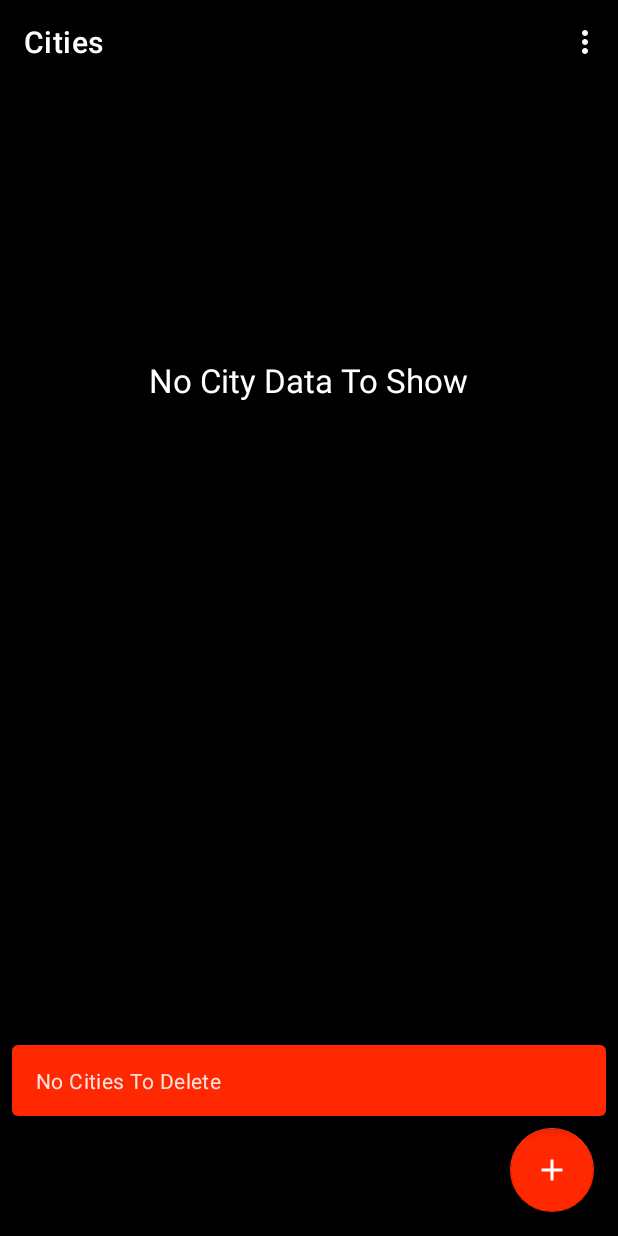
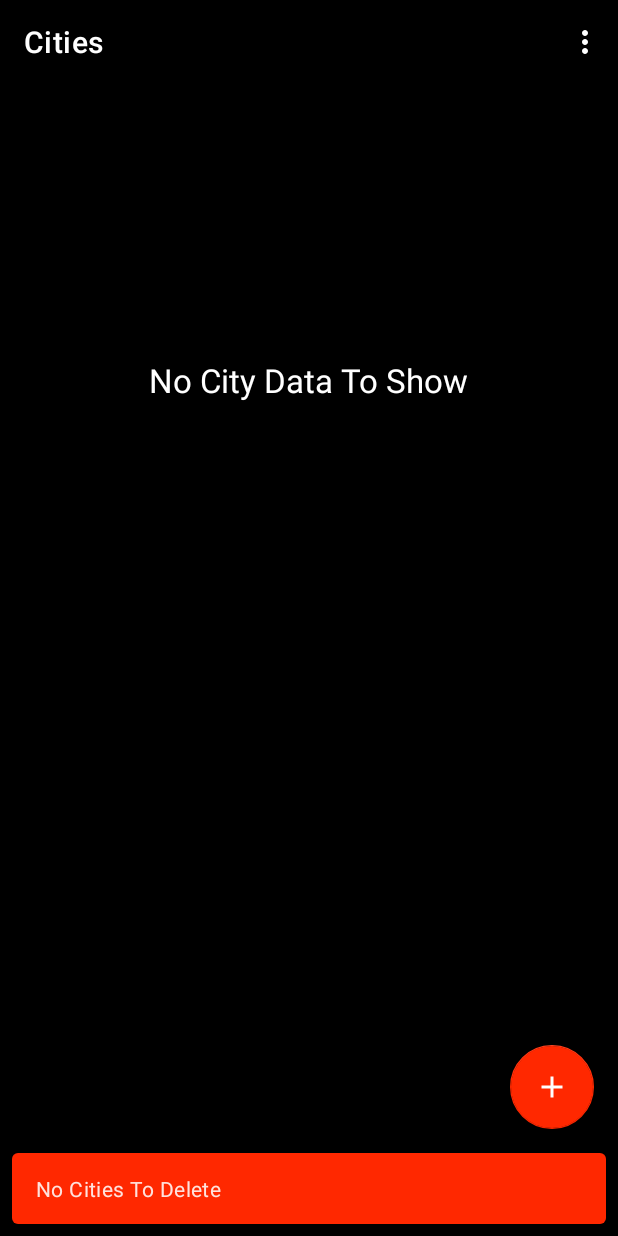
Before and after one commit to MPEROR-9102/Weather-2, an Android app: the screen it shows after launch (MainActivity), in the options menu, after a tap on "Delete All", on a phone screen of 412 x 824 dp. Run offline under Robolectric (Android 15) with nearby library versions, the phone set to English and light mode, and no system bars; our stand-ins replace Dagger/Hilt's generated code, Room's generated code, navigation-ui; pictures from the network do not load.

Commit message:
Bug Fixes - 1

```diff
--- a/app/src/main/java/com/example/weather/di/AppModule.kt
+++ b/app/src/main/java/com/example/weather/di/AppModule.kt
@@ -41,7 +41,6 @@ object AppModule {
         ).build()
 
     @Provides
-    @Singleton
     fun provideDao(locationDatabase: LocationDatabase): LocationDao =
         locationDatabase.getLocationDao()
 }
--- a/app/src/main/java/com/example/weather/location/LocationAdapter.kt
+++ b/app/src/main/java/com/example/weather/location/LocationAdapter.kt
@@ -11,8 +11,7 @@ import com.example.weather.api.LocationResponse
 import com.example.weather.databinding.LocationViewLayoutBinding
 
 class LocationAdapter(
-    private val ClickHandler: (LocationResponse) -> Unit,
-    private val LongClickHandler: (LocationResponse) -> Unit
+    private val itemListener: ItemListener
 ) : ListAdapter<LocationResponse, LocationAdapter.LocationViewHolder>(DIFF_CONFIG) {
 
     override fun onCreateViewHolder(parent: ViewGroup, viewType: Int): LocationViewHolder {
@@ -33,20 +32,14 @@ class LocationAdapter(
                 setOnClickListener {
                     val position = adapterPosition
                     if (position != RecyclerView.NO_POSITION) {
-                        val item = getItem(position)
-                        if (item != null) {
-                            ClickHandler(item)
-                        }
+                        itemListener.onItemClick(getItem(position))
                     }
                 }
 
                 setOnLongClickListener {
                     val position = adapterPosition
                     if (position != RecyclerView.NO_POSITION) {
-                        val item = getItem(position)
-                        if (item != null) {
-                            LongClickHandler(item)
-                        }
+                        itemListener.onItemLongClick(getItem(position))
                     }
                     return@setOnLongClickListener true
                 }
@@ -64,6 +57,11 @@ class LocationAdapter(
                 mainTextView.text = location.weather[0].main
             }
         }
+    }
+
+    interface ItemListener {
+        fun onItemClick(location: LocationResponse)
+        fun onItemLongClick(location: LocationResponse)
     }
 
     companion object {
--- a/app/src/main/java/com/example/weather/location/LocationFragment.kt
+++ b/app/src/main/java/com/example/weather/location/LocationFragment.kt
@@ -1,11 +1,8 @@
 package com.example.weather.location
 
 import android.app.AlertDialog
-import android.content.Context
-import android.content.IntentFilter
 import android.graphics.Color
 import android.graphics.drawable.ColorDrawable
-import android.net.ConnectivityManager
 import android.os.Bundle
 import android.view.LayoutInflater
 import android.view.View
@@ -30,7 +27,7 @@ import dagger.hilt.android.AndroidEntryPoint
 import javax.inject.Inject
 
 @AndroidEntryPoint
-class LocationFragment : Fragment() {
+class LocationFragment : Fragment(), LocationAdapter.ItemListener {
 
     private var _binding: FragmentLocationBinding? = null
     private val binding get() = _binding!!
@@ -40,14 +37,6 @@ class LocationFragment : Fragment() {
     private val viewModel by viewModels<LocationViewModel>()
     private lateinit var commonSnackBarWhite: Snackbar
     private lateinit var commonSnackBarRed: Snackbar
-
-    override fun onAttach(context: Context) {
-        super.onAttach(context)
-        context.registerReceiver(
-            weatherReceiver,
-            IntentFilter(ConnectivityManager.CONNECTIVITY_ACTION)
-        )
-    }
 
     override fun onCreateView(
         inflater: LayoutInflater, container: ViewGroup?,
@@ -74,9 +63,7 @@ class LocationFragment : Fragment() {
             }
         }
 
-        val locationAdapter = LocationAdapter(itemClickHandler) { location ->
-            showDeleteDialog(location.name)
-        }
+        val locationAdapter = LocationAdapter(this)
         binding.apply {
             locationsRecyclerView.layoutManager = LinearLayoutManager(requireContext())
             val itemDecoration = DividerItemDecoration(requireContext(), LinearLayout.VERTICAL)
@@ -112,7 +99,7 @@ class LocationFragment : Fragment() {
                             progressBar.isVisible = false
                             var statusInfo = "City Not Found"
                             if (resource.message != "HTTP 404 Not Found") {
-                                statusInfo = "Took Too Long To Respond"
+                                statusInfo = "Error Loading Cities"
                             }
                             commonSnackBarRed.setText(statusInfo).show()
                         }
@@ -175,12 +162,10 @@ class LocationFragment : Fragment() {
 
     override fun onStart() {
         super.onStart()
-        commonSnackBarWhite = Snackbar.make(binding.parentLayout, "", Snackbar.LENGTH_SHORT)
-            .setAnchorView(binding.addLocationButton)
+        commonSnackBarWhite = Snackbar.make(requireView(), "", Snackbar.LENGTH_SHORT)
             .setBackgroundTint(Color.WHITE)
             .setTextColor(resources.getColor(R.color.red))
-        commonSnackBarRed = Snackbar.make(binding.parentLayout, "", Snackbar.LENGTH_SHORT)
-            .setAnchorView(binding.addLocationButton)
+        commonSnackBarRed = Snackbar.make(requireView(), "", Snackbar.LENGTH_SHORT)
             .setBackgroundTint(resources.getColor(R.color.red))
             .setTextColor(Color.WHITE)
     }
@@ -190,9 +175,19 @@ class LocationFragment : Fragment() {
         _binding = null
     }
 
-    override fun onDetach() {
-        super.onDetach()
-        context?.unregisterReceiver(weatherReceiver)
+    override fun onItemClick(location: LocationResponse) {
+        Toast.makeText(requireContext(), location.name, Toast.LENGTH_LONG).show()
+    }
+
+    override fun onItemLongClick(location: LocationResponse) {
+        val builder = AlertDialog.Builder(requireContext())
+            .setTitle("Delete ${location.name}?")
+            .setPositiveButton("Delete") { _, _ ->
+                viewModel.deleteLocation(location.name)
+                commonSnackBarWhite.setText("${location.name} Deleted").show()
+            }
+            .setNeutralButton("Cancel") { _, _ -> }
+        builder.show()
     }
 
     private fun showLocationEntryDialog() {
@@ -214,17 +209,6 @@ class LocationFragment : Fragment() {
             .show()
     }
 
-    private fun showDeleteDialog(cityName: String) {
-        val builder = AlertDialog.Builder(requireContext())
-            .setTitle("Delete $cityName?")
-            .setPositiveButton("Delete") { _, _ ->
-                viewModel.deleteLocation(cityName)
-                commonSnackBarWhite.setText("$cityName Deleted").show()
-            }
-            .setNeutralButton("Cancel") { _, _ -> }
-        builder.show()
-    }
-
     private fun showDeleteAllDialog() {
         val builder = AlertDialog.Builder(requireContext())
             .setTitle("Delete All Cities?")
@@ -235,8 +219,4 @@ class LocationFragment : Fragment() {
             .setNeutralButton("Cancel") { _, _ -> }
         builder.show()
     }
-
-    private val itemClickHandler = fun(locationResponse: LocationResponse) {
-        Toast.makeText(requireContext(), locationResponse.name, Toast.LENGTH_LONG).show()
-    }
 }
--- a/app/src/main/res/layout/fragment_location.xml
+++ b/app/src/main/res/layout/fragment_location.xml
@@ -1,12 +1,16 @@
 <?xml version="1.0" encoding="utf-8"?>
-<androidx.constraintlayout.widget.ConstraintLayout xmlns:android="http://schemas.android.com/apk/res/android"
+<androidx.coordinatorlayout.widget.CoordinatorLayout xmlns:android="http://schemas.android.com/apk/res/android"
     xmlns:app="http://schemas.android.com/apk/res-auto"
     xmlns:tools="http://schemas.android.com/tools"
-    android:id="@+id/parentLayout"
     android:layout_width="match_parent"
     android:layout_height="match_parent"
     android:background="@color/black"
     tools:context=".location.LocationFragment">
+
+    <androidx.constraintlayout.widget.ConstraintLayout
+        android:layout_width="match_parent"
+        android:layout_height="match_parent"
+        android:layout_gravity="center">
 
         <TextView
             android:id="@+id/noCityDataTextView"
@@ -23,13 +27,13 @@
             app:layout_constraintVertical_bias=".3"
             tools:visibility="visible" />
 
+    </androidx.constraintlayout.widget.ConstraintLayout>
+
     <com.google.android.material.appbar.AppBarLayout
         android:id="@+id/appBarLayout"
         android:layout_width="match_parent"
         android:layout_height="wrap_content"
-        app:layout_constraintEnd_toEndOf="parent"
-        app:layout_constraintStart_toStartOf="parent"
-        app:layout_constraintTop_toTopOf="parent">
+        android:layout_gravity="top">
 
         <com.google.android.material.appbar.MaterialToolbar
             android:id="@+id/locationToolbar"
@@ -45,37 +49,30 @@
     <androidx.recyclerview.widget.RecyclerView
         android:id="@+id/locationsRecyclerView"
         android:layout_width="match_parent"
-        android:layout_height="0dp"
+        android:layout_height="match_parent"
         android:visibility="gone"
-        app:layout_constraintBottom_toBottomOf="parent"
-        app:layout_constraintEnd_toEndOf="parent"
-        app:layout_constraintStart_toStartOf="parent"
-        app:layout_constraintTop_toBottomOf="@+id/appBarLayout"
+        app:layout_behavior="@string/appbar_scrolling_view_behavior"
         tools:visibility="visible" />
 
     <com.google.android.material.floatingactionbutton.FloatingActionButton
         android:id="@+id/addLocationButton"
         android:layout_width="wrap_content"
         android:layout_height="wrap_content"
+        android:layout_gravity="end|bottom"
         android:layout_margin="16dp"
         android:backgroundTint="@color/red"
         android:contentDescription="@string/contentDesc"
         android:src="@drawable/ic_baseline_add_24"
         app:backgroundTint="@color/red"
-        app:layout_constraintBottom_toBottomOf="parent"
-        app:layout_constraintEnd_toEndOf="parent"
         app:tint="@color/white" />
 
     <ProgressBar
         android:id="@+id/progressBar"
         android:layout_width="wrap_content"
         android:layout_height="wrap_content"
+        android:layout_gravity="center"
         android:indeterminateTint="@color/white"
         android:visibility="gone"
-        app:layout_constraintBottom_toBottomOf="parent"
-        app:layout_constraintEnd_toEndOf="parent"
-        app:layout_constraintStart_toStartOf="parent"
-        app:layout_constraintTop_toTopOf="parent"
         tools:visibility="visible" />
 
-</androidx.constraintlayout.widget.ConstraintLayout>
+</androidx.coordinatorlayout.widget.CoordinatorLayout>
--- a/app/src/main/res/layout/location_view_layout.xml
+++ b/app/src/main/res/layout/location_view_layout.xml
@@ -23,7 +23,6 @@
         android:layout_width="0dp"
         android:layout_height="0dp"
         android:layout_marginTop="8dp"
-        android:layout_marginBottom="16dp"
         android:autoSizeMaxTextSize="34sp"
         android:autoSizeMinTextSize="22sp"
         android:autoSizeStepGranularity="2sp"
@@ -42,6 +41,7 @@
         android:id="@+id/tempTextView"
         android:layout_width="wrap_content"
         android:layout_height="wrap_content"
+        android:layout_marginBottom="8dp"
         android:textAppearance="@style/TextAppearance.AppCompat.Large"
         android:textColor="@color/white"
         android:textStyle="bold"
@@ -56,7 +56,7 @@
         android:text="@string/center_full_stop"
         android:textAppearance="@style/TextAppearance.AppCompat.Display1"
         android:textColor="@color/white"
-        app:layout_constraintBottom_toBottomOf="parent"
+        app:layout_constraintBottom_toBottomOf="@+id/tempTextView"
         app:layout_constraintEnd_toStartOf="@+id/mainTextView"
         app:layout_constraintStart_toEndOf="@+id/tempTextView"
         tools:textColor="@color/black" />
```
Lines whose indentation alone changed are shown as unchanged.
